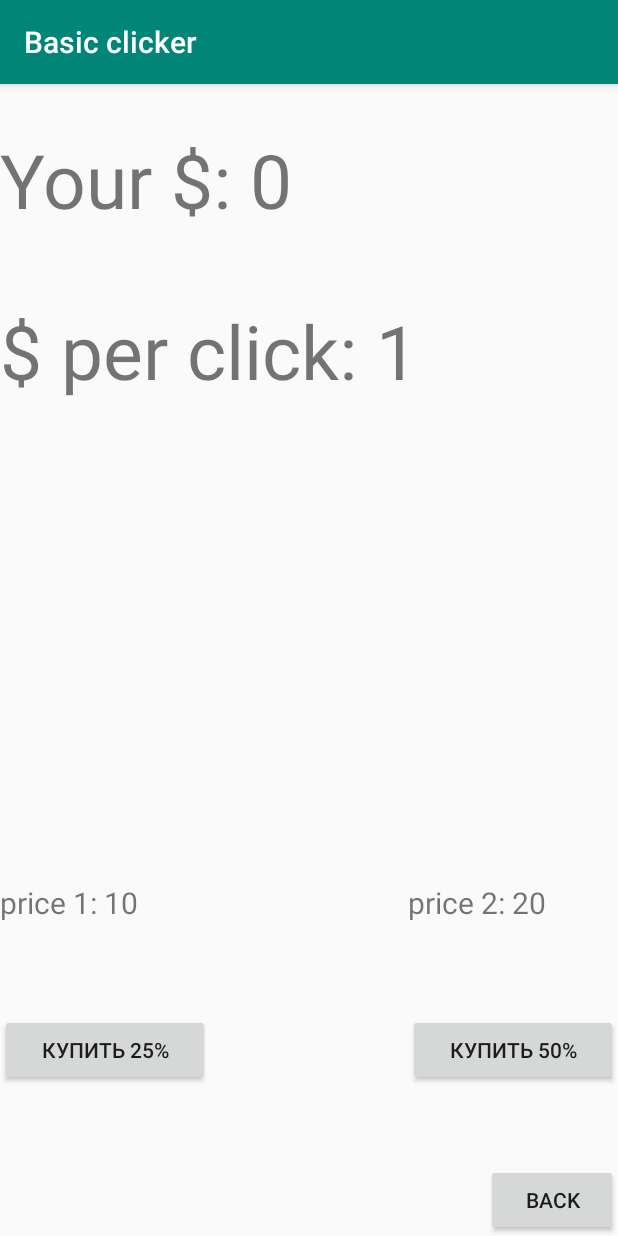
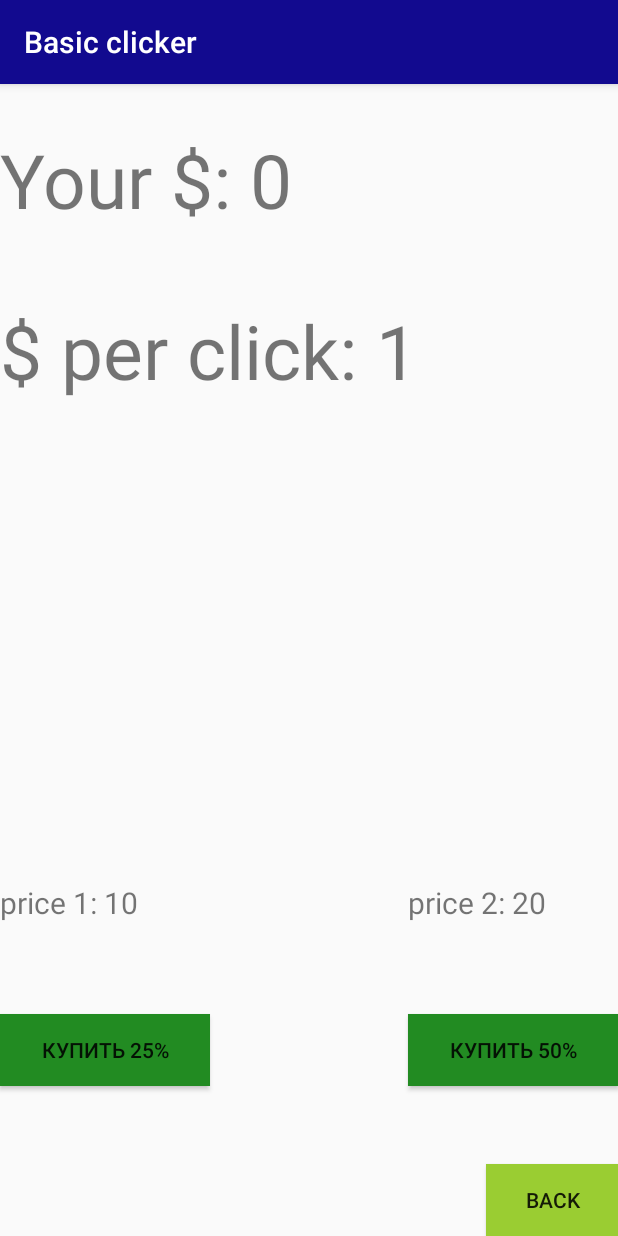
Before and after one commit to AizeRs/it-cube, an Android app: the ShopActivity screen opened directly, with no data from a screen before it, on a phone screen of 412 x 824 dp. Run offline under Robolectric (Android 15) with nearby library versions, the phone set to English and light mode, and no system bars.

Commit message:
Colors try 1
1st try to change colors.

```diff
--- a/clicker/app/src/main/res/layout/activity_main.xml
+++ b/clicker/app/src/main/res/layout/activity_main.xml
@@ -26,6 +26,7 @@
         android:onClick="onClickButtonClick"
         android:textSize="50sp"
         android:text="@string/button"
+        android:background="@color/colorClick"
         app:layout_constraintEnd_toEndOf="parent"
         app:layout_constraintHorizontal_bias="0.0"
         app:layout_constraintStart_toStartOf="parent"
@@ -47,6 +48,7 @@
         android:layout_height="wrap_content"
         android:text="@string/shop"
         android:onClick="onClickButtonShop"
+        android:background="@color/colorShop"
         app:layout_constraintBottom_toBottomOf="parent"
         app:layout_constraintEnd_toEndOf="parent"
         app:layout_constraintHorizontal_bias="1.0"
--- a/clicker/app/src/main/res/layout/activity_shop.xml
+++ b/clicker/app/src/main/res/layout/activity_shop.xml
@@ -24,6 +24,7 @@
         android:layout_height="48dp"
         android:layout_marginBottom="100dp"
         android:text="@string/buy2"
+        android:background="@color/ShopBuy"
         android:onClick="onClickButton50"
         app:layout_constraintBottom_toBottomOf="parent"
         app:layout_constraintEnd_toEndOf="parent" />
@@ -34,6 +35,7 @@
         android:layout_height="48dp"
         android:layout_marginBottom="100dp"
         android:text="@string/buy"
+        android:background="@color/ShopBuy"
         android:onClick="onClickButton25"
         app:layout_constraintBottom_toBottomOf="parent"
         app:layout_constraintStart_toStartOf="parent" />
@@ -75,6 +77,7 @@
         android:layout_width="wrap_content"
         android:layout_height="wrap_content"
         android:text="@string/back"
+        android:background="@color/ShopBack"
         android:onClick="onClickButtonBack"
         app:layout_constraintBottom_toBottomOf="parent"
         app:layout_constraintEnd_toEndOf="parent" />
--- a/clicker/app/src/main/res/values/colors.xml
+++ b/clicker/app/src/main/res/values/colors.xml
@@ -1,6 +1,10 @@
 <?xml version="1.0" encoding="utf-8"?>
 <resources>
-    <color name="colorPrimary">#008577</color>
-    <color name="colorPrimaryDark">#00574B</color>
+    <color name="colorPrimary">#120a8f</color>
+    <color name="colorPrimaryDark">#120a8f</color>
     <color name="colorAccent">#D81B60</color>
+    <color name="colorClick">#63A2D8</color>
+    <color name="colorShop">#1981BD</color>
+    <color name="ShopBuy">#228B22</color>
+    <color name="ShopBack">#9ACD32</color>
 </resources>
```
